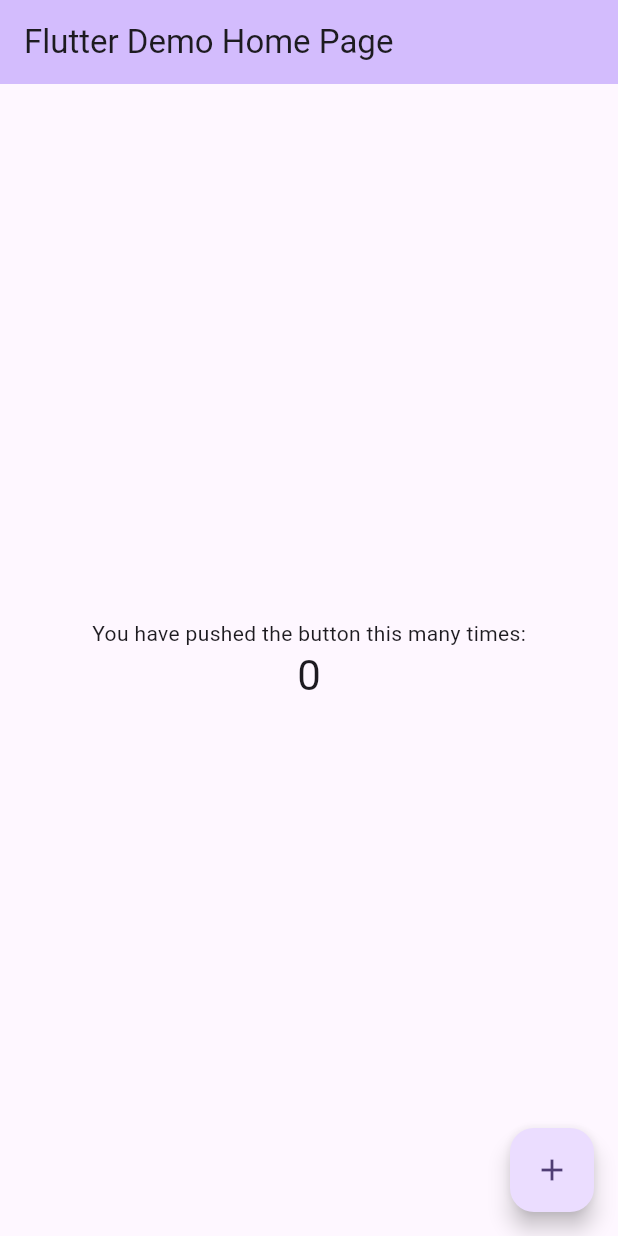
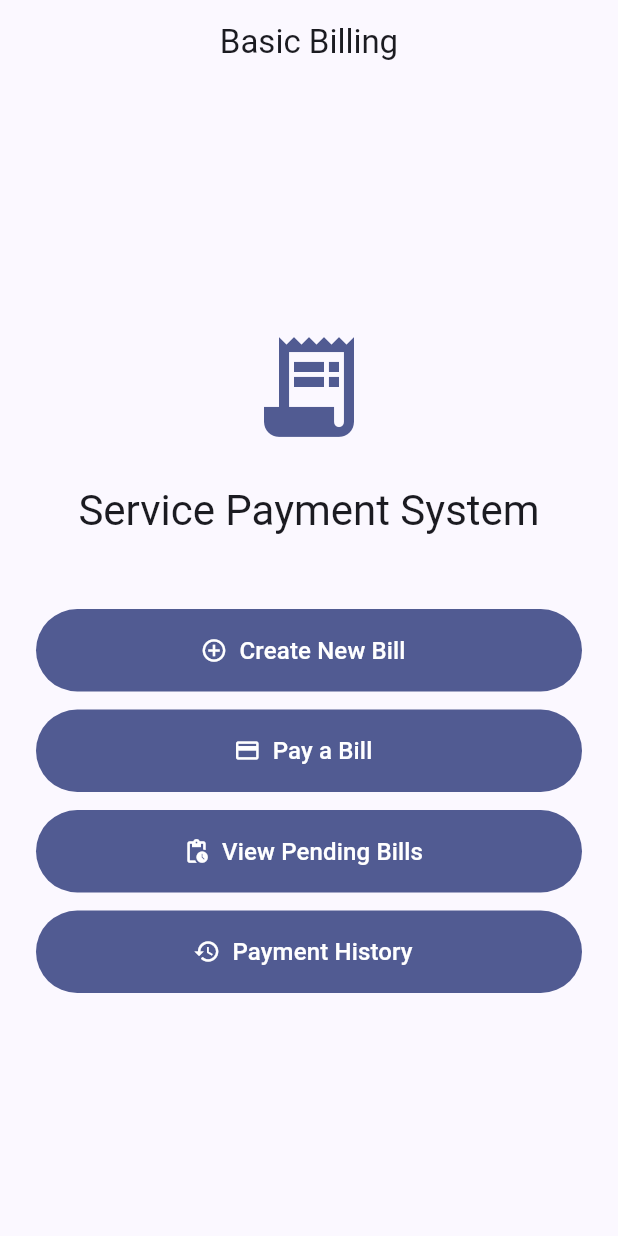
Before and after one commit to javier0097/BasicBilling.Frontend, a Flutter app: the screen it shows after launch, on a phone screen of 412 x 824 dp. Run offline on Flutter 3.47's test engine with Material 3 defaults, Android fonts, the phone set to English and light mode, and no system bars; our stand-ins replace flutter_bloc, go_router.

Commit message:
project base: models, services, repositories, theme, routing, and placeholder screens
- Models (Bill, Payment), API service with JWT auth, repositories
- Material Design 3 theme, GoRouter navigation with 5 routes
- Home screen with navigation buttons, placeholder screens for remaining features

Co-Authored-By: Claude Opus 4.6 <noreply@anthropic.com>

```diff
--- /dev/null
+++ b/lib/core/constants/api_constants.dart
@@ -0,0 +1,12 @@
+class ApiConstants {
+  static const String baseUrl = 'http://localhost:5101/api';
+  static const String authToken = '$baseUrl/auth/token';
+  static const String bills = '$baseUrl/bills';
+  static const String payments = '$baseUrl/payments';
+
+  static String pendingBills(int clientId) =>
+      '$baseUrl/clients/$clientId/pending-bills';
+
+  static String paymentHistory(int clientId) =>
+      '$baseUrl/clients/$clientId/payment-history';
+}
--- /dev/null
+++ b/lib/core/theme/app_theme.dart
@@ -0,0 +1,21 @@
+import 'package:flutter/material.dart';
+
+class AppTheme {
+  static ThemeData get light => ThemeData(
+        useMaterial3: true,
+        colorSchemeSeed: Colors.indigo,
+        brightness: Brightness.light,
+        inputDecorationTheme: InputDecorationTheme(
+          border: OutlineInputBorder(
+            borderRadius: BorderRadius.circular(8),
+          ),
+          filled: true,
+        ),
+        cardTheme: CardThemeData(
+          elevation: 2,
+          shape: RoundedRectangleBorder(
+            borderRadius: BorderRadius.circular(12),
+          ),
+        ),
+      );
+}
--- a/lib/main.dart
+++ b/lib/main.dart
@@ -1,122 +1,53 @@
 import 'package:flutter/material.dart';
+import 'package:flutter_bloc/flutter_bloc.dart';
+import 'package:go_router/go_router.dart';
+import 'core/services/auth_service.dart';
+import 'core/services/api_service.dart';
+import 'core/theme/app_theme.dart';
+import 'repositories/bill_repository.dart';
+import 'repositories/payment_repository.dart';
+import 'screens/home_screen.dart';
+import 'screens/create_bill_screen.dart';
+import 'screens/pay_bill_screen.dart';
+import 'screens/pending_bills_screen.dart';
+import 'screens/payment_history_screen.dart';
 
 void main() {
-  runApp(const MyApp());
+  final authService = AuthService();
+  final apiService = ApiService(authService: authService);
+
+  runApp(
+    MultiRepositoryProvider(
+      providers: [
+        RepositoryProvider(create: (_) => BillRepository(apiService: apiService)),
+        RepositoryProvider(create: (_) => PaymentRepository(apiService: apiService)),
+      ],
+      child: const BasicBillingApp(),
+    ),
+  );
 }
 
-class MyApp extends StatelessWidget {
-  const MyApp({super.key});
+final _router = GoRouter(
+  initialLocation: '/',
+  routes: [
+    GoRoute(path: '/', builder: (context, state) => const HomeScreen()),
+    GoRoute(path: '/create-bill', builder: (context, state) => const CreateBillScreen()),
+    GoRoute(path: '/pay-bill', builder: (context, state) => const PayBillScreen()),
+    GoRoute(path: '/pending-bills', builder: (context, state) => const PendingBillsScreen()),
+    GoRoute(path: '/payment-history', builder: (context, state) => const PaymentHistoryScreen()),
+  ],
+);
 
-  // This widget is the root of your application.
+class BasicBillingApp extends StatelessWidget {
+  const BasicBillingApp({super.key});
+
   @override
   Widget build(BuildContext context) {
-    return MaterialApp(
-      title: 'Flutter Demo',
-      theme: ThemeData(
-        // This is the theme of your application.
-        //
-        // TRY THIS: Try running your application with "flutter run". You'll see
-        // the application has a purple toolbar. Then, without quitting the app,
-        // try changing the seedColor in the colorScheme below to Colors.green
-        // and then invoke "hot reload" (save your changes or press the "hot
-        // reload" button in a Flutter-supported IDE, or press "r" if you used
-        // the command line to start the app).
-        //
-        // Notice that the counter didn't reset back to zero; the application
-        // state is not lost during the reload. To reset the state, use hot
-        // restart instead.
-        //
-        // This works for code too, not just values: Most code changes can be
-        // tested with just a hot reload.
-        colorScheme: .fromSeed(seedColor: Colors.deepPurple),
-      ),
-      home: const MyHomePage(title: 'Flutter Demo Home Page'),
+    return MaterialApp.router(
+      title: 'Basic Billing',
+      theme: AppTheme.light,
+      routerConfig: _router,
+      debugShowCheckedModeBanner: false,
     );
   }
 }
-
-class MyHomePage extends StatefulWidget {
-  const MyHomePage({super.key, required this.title});
-
-  // This widget is the home page of your application. It is stateful, meaning
-  // that it has a State object (defined below) that contains fields that affect
-  // how it looks.
-
-  // This class is the configuration for the state. It holds the values (in this
-  // case the title) provided by the parent (in this case the App widget) and
-  // used by the build method of the State. Fields in a Widget subclass are
-  // always marked "final".
-
-  final String title;
-
-  @override
-  State<MyHomePage> createState() => _MyHomePageState();
-}
-
-class _MyHomePageState extends State<MyHomePage> {
-  int _counter = 0;
-
-  void _incrementCounter() {
-    setState(() {
-      // This call to setState tells the Flutter framework that something has
-      // changed in this State, which causes it to rerun the build method below
-      // so that the display can reflect the updated values. If we changed
-      // _counter without calling setState(), then the build method would not be
-      // called again, and so nothing would appear to happen.
-      _counter++;
-    });
-  }
-
-  @override
-  Widget build(BuildContext context) {
-    // This method is rerun every time setState is called, for instance as done
-    // by the _incrementCounter method above.
-    //
-    // The Flutter framework has been optimized to make rerunning build methods
-    // fast, so that you can just rebuild anything that needs updating rather
-    // than having to individually change instances of widgets.
-    return Scaffold(
-      appBar: AppBar(
-        // TRY THIS: Try changing the color here to a specific color (to
-        // Colors.amber, perhaps?) and trigger a hot reload to see the AppBar
-        // change color while the other colors stay the same.
-        backgroundColor: Theme.of(context).colorScheme.inversePrimary,
-        // Here we take the value from the MyHomePage object that was created by
-        // the App.build method, and use it to set our appbar title.
-        title: Text(widget.title),
-      ),
-      body: Center(
-        // Center is a layout widget. It takes a single child and positions it
-        // in the middle of the parent.
-        child: Column(
-          // Column is also a layout widget. It takes a list of children and
-          // arranges them vertically. By default, it sizes itself to fit its
-          // children horizontally, and tries to be as tall as its parent.
-          //
-          // Column has various properties to control how it sizes itself and
-          // how it positions its children. Here we use mainAxisAlignment to
-          // center the children vertically; the main axis here is the vertical
-          // axis because Columns are vertical (the cross axis would be
-          // horizontal).
-          //
-          // TRY THIS: Invoke "debug painting" (choose the "Toggle Debug Paint"
-          // action in the IDE, or press "p" in the console), to see the
-          // wireframe for each widget.
-          mainAxisAlignment: .center,
-          children: [
-            const Text('You have pushed the button this many times:'),
-            Text(
-              '$_counter',
-              style: Theme.of(context).textTheme.headlineMedium,
-            ),
-          ],
-        ),
-      ),
-      floatingActionButton: FloatingActionButton(
-        onPressed: _incrementCounter,
-        tooltip: 'Increment',
-        child: const Icon(Icons.add),
-      ),
-    );
-  }
-}
--- /dev/null
+++ b/lib/models/bill.dart
@@ -0,0 +1,28 @@
+class Bill {
+  final int id;
+  final int clientId;
+  final String serviceType;
+  final String period;
+  final double amount;
+  final String status;
+
+  Bill({
+    required this.id,
+    required this.clientId,
+    required this.serviceType,
+    required this.period,
+    required this.amount,
+    required this.status,
+  });
+
+  factory Bill.fromJson(Map<String, dynamic> json) {
+    return Bill(
+      id: json['id'] as int,
+      clientId: json['clientId'] as int,
+      serviceType: json['serviceType'] as String,
+      period: json['period'] as String,
+      amount: (json['amount'] as num).toDouble(),
+      status: json['status'] as String,
+    );
+  }
+}
--- /dev/null
+++ b/lib/models/payment.dart
@@ -0,0 +1,31 @@
+class Payment {
+  final int id;
+  final int billId;
+  final double amount;
+  final String paymentDate;
+  final String? serviceType;
+  final String? period;
+  final String? status;
+
+  Payment({
+    required this.id,
+    required this.billId,
+    required this.amount,
+    required this.paymentDate,
+    this.serviceType,
+    this.period,
+    this.status,
+  });
+
+  factory Payment.fromJson(Map<String, dynamic> json) {
+    return Payment(
+      id: json['id'] as int,
+      billId: json['billId'] as int,
+      amount: (json['amount'] as num).toDouble(),
+      paymentDate: json['paymentDate'] as String,
+      serviceType: json['serviceType'] as String?,
+      period: json['period'] as String?,
+      status: json['status'] as String?,
+    );
+  }
+}
--- /dev/null
+++ b/lib/screens/create_bill_screen.dart
@@ -0,0 +1,13 @@
+import 'package:flutter/material.dart';
+
+class CreateBillScreen extends StatelessWidget {
+  const CreateBillScreen({super.key});
+
+  @override
+  Widget build(BuildContext context) {
+    return Scaffold(
+      appBar: AppBar(title: const Text('Create New Bill')),
+      body: const Center(child: Text('Create Bill - Coming soon')),
+    );
+  }
+}
--- /dev/null
+++ b/lib/screens/home_screen.dart
@@ -0,0 +1,91 @@
+import 'package:flutter/material.dart';
+import 'package:go_router/go_router.dart';
+
+class HomeScreen extends StatelessWidget {
+  const HomeScreen({super.key});
+
+  @override
+  Widget build(BuildContext context) {
+    return Scaffold(
+      appBar: AppBar(
+        title: const Text('Basic Billing'),
+        centerTitle: true,
+      ),
+      body: Padding(
+        padding: const EdgeInsets.all(24),
+        child: Center(
+          child: ConstrainedBox(
+            constraints: const BoxConstraints(maxWidth: 500),
+            child: Column(
+              mainAxisAlignment: MainAxisAlignment.center,
+              children: [
+                Icon(
+                  Icons.receipt_long,
+                  size: 80,
+                  color: Theme.of(context).colorScheme.primary,
+                ),
+                const SizedBox(height: 24),
+                Text(
+                  'Service Payment System',
+                  style: Theme.of(context).textTheme.headlineMedium,
+                  textAlign: TextAlign.center,
+                ),
+                const SizedBox(height: 48),
+                _MenuButton(
+                  icon: Icons.add_circle_outline,
+                  label: 'Create New Bill',
+                  onTap: () => context.go('/create-bill'),
+                ),
+                const SizedBox(height: 12),
+                _MenuButton(
+                  icon: Icons.payment,
+                  label: 'Pay a Bill',
+                  onTap: () => context.go('/pay-bill'),
+                ),
+                const SizedBox(height: 12),
+                _MenuButton(
+                  icon: Icons.pending_actions,
+                  label: 'View Pending Bills',
+                  onTap: () => context.go('/pending-bills'),
+                ),
+                const SizedBox(height: 12),
+                _MenuButton(
+                  icon: Icons.history,
+                  label: 'Payment History',
+                  onTap: () => context.go('/payment-history'),
+                ),
+              ],
+            ),
+          ),
+        ),
+      ),
+    );
+  }
+}
+
+class _MenuButton extends StatelessWidget {
+  final IconData icon;
+  final String label;
+  final VoidCallback onTap;
+
+  const _MenuButton({
+    required this.icon,
+    required this.label,
+    required this.onTap,
+  });
+
+  @override
+  Widget build(BuildContext context) {
+    return SizedBox(
+      width: double.infinity,
+      child: FilledButton.icon(
+        onPressed: onTap,
+        icon: Icon(icon),
+        label: Padding(
+          padding: const EdgeInsets.symmetric(vertical: 16),
+          child: Text(label, style: const TextStyle(fontSize: 16)),
+        ),
+      ),
+    );
+  }
+}
--- /dev/null
+++ b/lib/screens/pay_bill_screen.dart
@@ -0,0 +1,13 @@
+import 'package:flutter/material.dart';
+
+class PayBillScreen extends StatelessWidget {
+  const PayBillScreen({super.key});
+
+  @override
+  Widget build(BuildContext context) {
+    return Scaffold(
+      appBar: AppBar(title: const Text('Pay a Bill')),
+      body: const Center(child: Text('Pay Bill - Coming soon')),
+    );
+  }
+}
--- /dev/null
+++ b/lib/screens/payment_history_screen.dart
@@ -0,0 +1,13 @@
+import 'package:flutter/material.dart';
+
+class PaymentHistoryScreen extends StatelessWidget {
+  const PaymentHistoryScreen({super.key});
+
+  @override
+  Widget build(BuildContext context) {
+    return Scaffold(
+      appBar: AppBar(title: const Text('Payment History')),
+      body: const Center(child: Text('Payment History - Coming soon')),
+    );
+  }
+}
--- /dev/null
+++ b/lib/screens/pending_bills_screen.dart
@@ -0,0 +1,13 @@
+import 'package:flutter/material.dart';
+
+class PendingBillsScreen extends StatelessWidget {
+  const PendingBillsScreen({super.key});
+
+  @override
+  Widget build(BuildContext context) {
+    return Scaffold(
+      appBar: AppBar(title: const Text('Pending Bills')),
+      body: const Center(child: Text('Pending Bills - Coming soon')),
+    );
+  }
+}
```
Also changed, not shown: lib/core/services/api_service.dart (added, +115 -0 lines), lib/core/services/auth_service.dart (added, +26 -0 lines), lib/repositories/bill_repository.dart (added, +24 -0 lines), lib/repositories/payment_repository.dart (added, +24 -0 lines), pubspec.yaml (+10 -72 lines), pubspec.lock, 1 other file.
